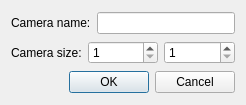
Before: the Qt Designer form app/ui/camerapropertiesdialog.ui in davidlamhauge/pencil, drawn with Qt 5.
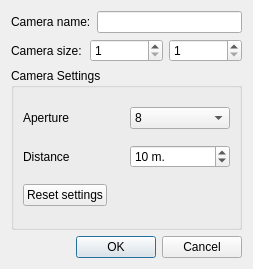
After: the same form once the commit is applied.

Commit message: Added dof values to layer, pencildef and added to cameraprop-dialog

The edit to the form file:
```diff
--- a/app/ui/camerapropertiesdialog.ui
+++ b/app/ui/camerapropertiesdialog.ui
@@ -6,8 +6,8 @@
    <rect>
     <x>0</x>
     <y>0</y>
-    <width>246</width>
-    <height>105</height>
+    <width>253</width>
+    <height>269</height>
    </rect>
   </property>
   <property name="windowTitle">
@@ -59,6 +59,127 @@
      </item>
     </layout>
    </item>
+   <item>
+    <widget class="QGroupBox" name="groupBox">
+     <property name="title">
+      <string>Camera Settings</string>
+     </property>
+     <layout class="QVBoxLayout" name="verticalLayout_2">
+      <item>
+       <layout class="QHBoxLayout" name="horizontalLayout_2">
+        <item>
+         <widget class="QLabel" name="labAperture">
+          <property name="text">
+           <string>Aperture</string>
+          </property>
+         </widget>
+        </item>
+        <item>
+         <widget class="QComboBox" name="apertureBox">
+          <property name="currentIndex">
+           <number>4</number>
+          </property>
+          <item>
+           <property name="text">
+            <string>2</string>
+           </property>
+          </item>
+          <item>
+           <property name="text">
+            <string>2,8</string>
+           </property>
+          </item>
+          <item>
+           <property name="text">
+            <string>4</string>
+           </property>
+          </item>
+          <item>
+           <property name="text">
+            <string>5,6</string>
+           </property>
+          </item>
+          <item>
+           <property name="text">
+            <string>8</string>
+           </property>
+          </item>
+          <item>
+           <property name="text">
+            <string>11</string>
+           </property>
+          </item>
+          <item>
+           <property name="text">
+            <string>16</string>
+           </property>
+          </item>
+          <item>
+           <property name="text">
+            <string>22</string>
+           </property>
+          </item>
+         </widget>
+        </item>
+       </layout>
+      </item>
+      <item>
+       <layout class="QHBoxLayout" name="horizontalLayout_4">
+        <item>
+         <widget class="QLabel" name="labDistance">
+          <property name="text">
+           <string>Distance</string>
+          </property>
+         </widget>
+        </item>
+        <item>
+         <widget class="QSpinBox" name="distanceSpinBox">
+          <property name="suffix">
+           <string> m.</string>
+          </property>
+          <property name="prefix">
+           <string/>
+          </property>
+          <property name="minimum">
+           <number>1</number>
+          </property>
+          <property name="maximum">
+           <number>50000</number>
+          </property>
+          <property name="value">
+           <number>10</number>
+          </property>
+         </widget>
+        </item>
+       </layout>
+      </item>
+      <item>
+       <layout class="QHBoxLayout" name="horizontalLayout_5">
+        <item>
+         <widget class="QPushButton" name="btnResetSettings">
+          <property name="text">
+           <string>Reset settings</string>
+          </property>
+         </widget>
+        </item>
+        <item>
+         <spacer name="horizontalSpacer">
+          <property name="orientation">
+           <enum>Qt::Horizontal</enum>
+          </property>
+          <property name="sizeHint" stdset="0">
+           <size>
+            <width>40</width>
+            <height>20</height>
+           </size>
+          </property>
+         </spacer>
+        </item>
+       </layout>
+      </item>
+     </layout>
+    </widget>
+   </item>
    <item>
     <widget class="QDialogButtonBox" name="buttonBox">
      <property name="orientation">
```
Left out of the diff: 2 changed lines with no effect on the pictures. The commit also changes 8 other files.
